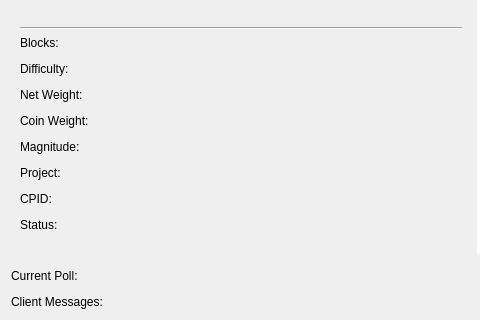
gridcoin-community/Gridcoin-Research, file src/qt/forms/overviewpage.ui: the form before one commit; both pictures show x 0 to 480 and y 200 to 520 of the 948 by 520 pixel window.
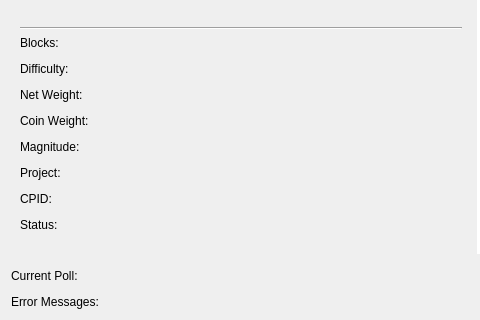
The form after the commit.

Commit message: Improve error message dispaly. Including Alerts.

Patch:
```diff
--- a/src/qt/forms/overviewpage.ui
+++ b/src/qt/forms/overviewpage.ui
@@ -649,7 +649,7 @@
      <item row="1" column="0">
       <widget class="QLabel" name="label_17">
        <property name="text">
-        <string>Client Messages:</string>
+        <string>Error Messages:</string>
        </property>
       </widget>
      </item>
```
The commit also changes 3 other files.
